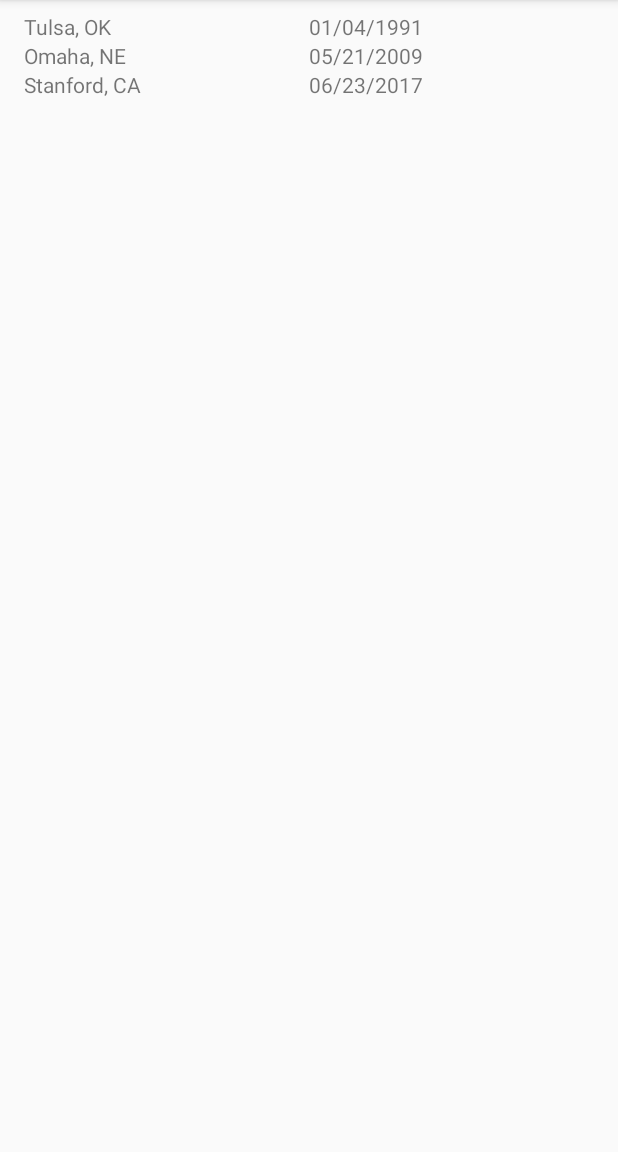
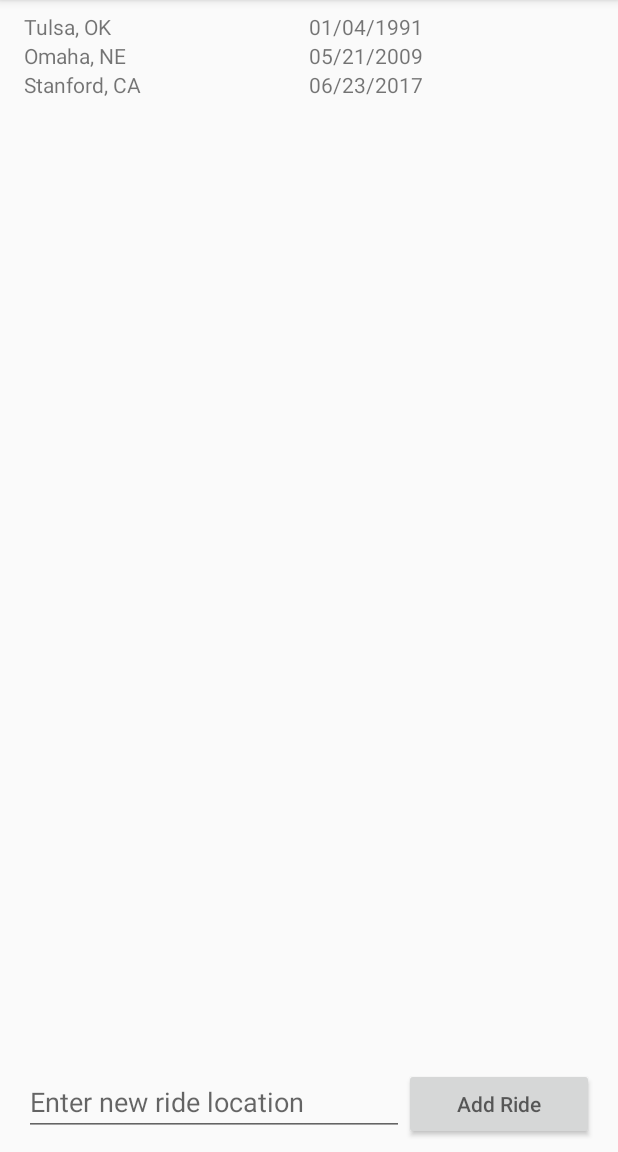
Before and after one commit to Weitbeard/ME202_SmartBike, an Android app: the RideHistoryActivity screen opened directly, with no data from a screen before it, on a phone screen of 412 x 824 dp, the part 84-1236 px from its top. Run offline under Robolectric (Android 15) with nearby library versions, the phone set to English and light mode, and no system bars.

Commit message:
Implemented add & swipe-to-delete functionality to the dummy list.

```diff
--- a/LW_ME202/app/src/main/java/edu/stanford/me202/lw_me202/ControlActivity.java
+++ b/LW_ME202/app/src/main/java/edu/stanford/me202/lw_me202/ControlActivity.java
@@ -35,7 +35,7 @@ public class ControlActivity extends AppCompatActivity {
         super.onCreate(savedInstanceState);
          //link the proper layout
         setContentView(R.layout.activity_control);
-         //pull in views
+         //bind views
         unlockButton = (Button) findViewById(R.id.unlockButton);
         connStatusText = (TextView) findViewById(R.id.connStatusText);
         bikeIDText = (TextView) findViewById(R.id.bikeIDText);
--- a/LW_ME202/app/src/main/java/edu/stanford/me202/lw_me202/RideHistoryActivity.java
+++ b/LW_ME202/app/src/main/java/edu/stanford/me202/lw_me202/RideHistoryActivity.java
@@ -1,11 +1,23 @@
 package edu.stanford.me202.lw_me202;
 
+import android.content.Context;
+import android.content.DialogInterface;
 import android.os.Bundle;
+import android.support.v7.app.AlertDialog;
 import android.support.v7.app.AppCompatActivity;
 import android.support.v7.widget.LinearLayoutManager;
 import android.support.v7.widget.RecyclerView;
+import android.support.v7.widget.helper.ItemTouchHelper;
+import android.view.View;
+import android.view.inputmethod.InputMethodManager;
+import android.widget.Button;
+import android.widget.EditText;
+import android.widget.ImageView;
+import android.widget.Toast;
 
+import java.text.SimpleDateFormat;
 import java.util.ArrayList;
+import java.util.Calendar;
 
 public class RideHistoryActivity extends AppCompatActivity {
 
@@ -16,26 +28,67 @@ public class RideHistoryActivity extends AppCompatActivity {
     private RecyclerView.LayoutManager rideHistoryLayoutManager;
     private ArrayList<RideHistoryItem> rideData = new ArrayList<>();
 
+    private ImageView rideHistoryBanner;
+    private EditText rideHistoryEntry;
+    private Button rideHistoryUpdateButton;
+
     @Override
     protected void onCreate(Bundle savedInstanceState) {
         super.onCreate(savedInstanceState);
 
+         //initializations for the data and recycler view
         initData();
 
         setContentView(R.layout.activity_ride_history);
-        rideHistoryRcycView = (RecyclerView) findViewById(R.id.rideHistoryRcyc_view);
-
-        // use this setting to improve performance if you know that changes
-        // in content do not change the layout size of the RecyclerView
-        rideHistoryRcycView.setHasFixedSize(true);
-
-        // use a linear layout manager
+        rideHistoryRcycView = (RecyclerView) findViewById(R.id.rideHistoryRcyc);
+        //rideHistoryRcycView.setHasFixedSize(true);
         rideHistoryLayoutManager = new LinearLayoutManager(this);
         rideHistoryRcycView.setLayoutManager(rideHistoryLayoutManager);
-
-        // specify an adapter (see also next example)
         rideHistoryAdapter = new RideHistoryRcycAdapter(rideData);
         rideHistoryRcycView.setAdapter(rideHistoryAdapter);
+
+         //bind other views
+        rideHistoryBanner = (ImageView) findViewById(R.id.rideHistoryBanner);
+        rideHistoryEntry = (EditText) findViewById(R.id.rideHistoryEntry);
+        rideHistoryUpdateButton = (Button) findViewById(R.id.rideHistoryUpdateButton);
+
+        ItemTouchHelper.SimpleCallback itemTouchCallback = new ItemTouchHelper.SimpleCallback(0, ItemTouchHelper.RIGHT) {
+            @Override
+            public boolean onMove(RecyclerView recyclerView, RecyclerView.ViewHolder viewHolder, RecyclerView.ViewHolder target) {
+                return false;
+            }
+
+            @Override
+            public void onSwiped(RecyclerView.ViewHolder viewHolder, int swipeDir) {
+
+                // TODO: add a soft-delete function & confirmation dialog (or snackbar?)
+                /* //open up a dialog to confirm removal
+                AlertDialog.Builder dialogBuilder = new AlertDialog.Builder(RideHistoryActivity.this);
+                dialogBuilder.setTitle("Removal Confirmation")
+                        .setMessage("Are you sure you want to delete this ride?")
+                        .setPositiveButton("CONFIRM", new DialogInterface.OnClickListener() {
+                            public void onClick(DialogInterface dialog, int which) {
+                                dialog.dismiss();
+                            }
+                        })
+                        .setNegativeButton("CANCEL", new DialogInterface.OnClickListener() {
+                            public void onClick(DialogInterface dialog, int which) {
+                                dialog.dismiss();
+                            }
+                        })
+                        .create().show();
+                 */
+
+                 //remove the swiped ride from the list
+                rideData.remove(viewHolder.getAdapterPosition());
+                rideHistoryRcycView.getAdapter().notifyDataSetChanged();
+                 //show toast
+                Toast toast = Toast.makeText(getApplicationContext(),R.string.itemDeletedToast_text, Toast.LENGTH_SHORT);
+                toast.show();
+            }
+        };
+        ItemTouchHelper itemTouchHelper = new ItemTouchHelper(itemTouchCallback);
+        itemTouchHelper.attachToRecyclerView(rideHistoryRcycView);
     }
 
     @Override
@@ -46,7 +99,32 @@ public class RideHistoryActivity extends AppCompatActivity {
     @Override
     protected void onResume() {
         super.onResume();
-        // TODO: 4/17/2017
+
+        rideHistoryUpdateButton.setOnClickListener(new View.OnClickListener() {
+            @Override
+            public void onClick(View v) {
+                String newRide = rideHistoryEntry.getText().toString();
+                if(!newRide.equals("")){
+                     //minimize keyboard (...needs review...)
+                    InputMethodManager inputManager = (InputMethodManager) getSystemService(Context.INPUT_METHOD_SERVICE);
+                    inputManager.hideSoftInputFromWindow(getCurrentFocus().getWindowToken(), InputMethodManager.HIDE_NOT_ALWAYS);
+                     //get the current date
+                    Calendar c = Calendar.getInstance();
+                    SimpleDateFormat dateFormat = new SimpleDateFormat("MM/dd/yyyy");
+                    String formattedDate = dateFormat.format(c.getTime());
+                     //add new item to the list
+                    rideData.add(new RideHistoryItem(rideHistoryEntry.getText().toString(),formattedDate));
+                    rideHistoryRcycView.getAdapter().notifyDataSetChanged();
+                     //clear the text entry and remove focus
+                    rideHistoryEntry.setText("");
+                    rideHistoryEntry.clearFocus();
+                }
+                else{
+                     //do nothing
+                }
+            }
+        });
+
     }
 
     private void initData(){
--- a/LW_ME202/app/src/main/res/layout/activity_ride_history.xml
+++ b/LW_ME202/app/src/main/res/layout/activity_ride_history.xml
@@ -3,18 +3,47 @@
 <LinearLayout xmlns:android="http://schemas.android.com/apk/res/android"
     xmlns:tools="http://schemas.android.com/tools"
     android:orientation="vertical"
-    android:layout_width="fill_parent"
-    android:layout_height="wrap_content"
+    android:layout_width="match_parent"
+    android:layout_height="match_parent"
     android:paddingTop="8dp"
     android:paddingBottom="8dp"
     android:paddingLeft="16dp"
     android:paddingRight="16dp"
     tools:context="edu.stanford.me202.lw_me202.RideHistoryActivity">
 
+    <ImageView
+        android:id="@+id/rideHistoryBanner"
+        android:layout_width="match_parent"
+        android:layout_height="wrap_content" />
+
     <android.support.v7.widget.RecyclerView
-        android:id="@+id/rideHistoryRcyc_view"
+        android:id="@+id/rideHistoryRcyc"
+        android:focusable="true"
         android:scrollbars="vertical"
         android:layout_width="match_parent"
-        android:layout_height="fill_parent"/>
+        android:layout_height="0dp"
+        android:layout_weight="1"/>
+
+    <LinearLayout
+        android:orientation="horizontal"
+        android:layout_width="match_parent"
+        android:layout_height="wrap_content"
+        android:gravity="center_horizontal">
+
+        <EditText
+            android:id="@+id/rideHistoryEntry"
+            android:layout_width="0dp"
+            android:layout_weight="1"
+            android:layout_height="wrap_content"
+            android:hint="@string/rideHistoryEntry_text"/>
+
+        <Button
+            android:id="@+id/rideHistoryUpdateButton"
+            android:layout_width="0dp"
+            android:layout_weight="0.5"
+            android:layout_height="wrap_content"
+            android:hint="@string/rideHistoryUpdate_text"/>
+
+    </LinearLayout>
 
 </LinearLayout>
--- a/LW_ME202/app/src/main/res/values/strings.xml
+++ b/LW_ME202/app/src/main/res/values/strings.xml
@@ -19,6 +19,7 @@
     <string name="lightStateAuto_text">Auto</string>
     <string name="lightStateOn_text">ON</string>
     <string name="historyButton_text">Riding History</string>
+
     <string name="unlockDialogTitle_text">Unlock Bike</string>
     <string name="unlockDialogLabel_text">Bike ID: </string>
     <string name="unlockDialogDefault_text">Enter Bike ID Here</string>
@@ -27,4 +28,8 @@
     <string name="unlockGoodToast_text">Unlocked Bike: </string>
     <string name="unlockBadToast_text">Please Enter a Valid bike ID</string>
 
+    <string name="rideHistoryEntry_text">Enter new ride location</string>
+    <string name="rideHistoryUpdate_text">Add Ride</string>
+    <string name="itemDeletedToast_text">Ride Deleted from History</string>
+
 </resources>
```
